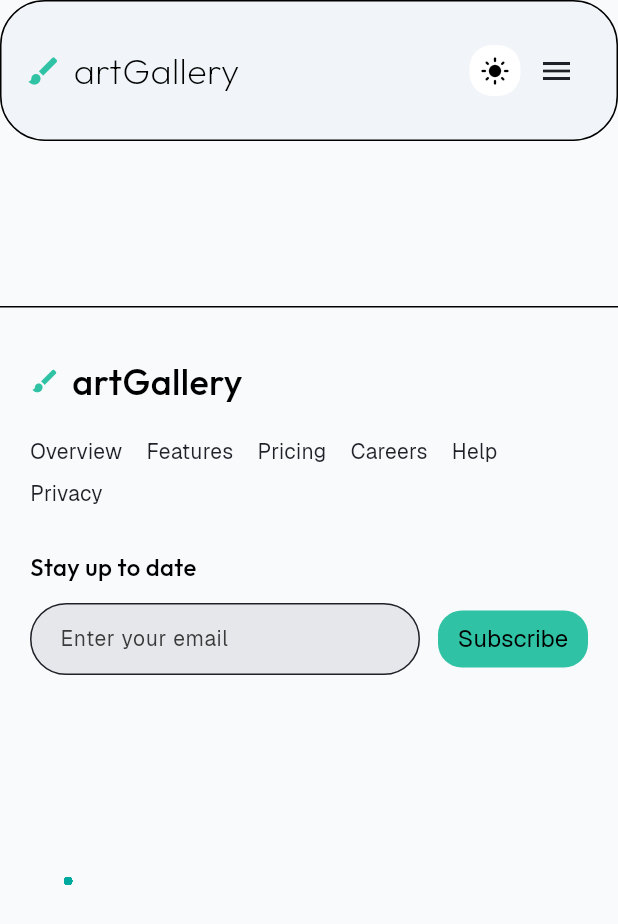
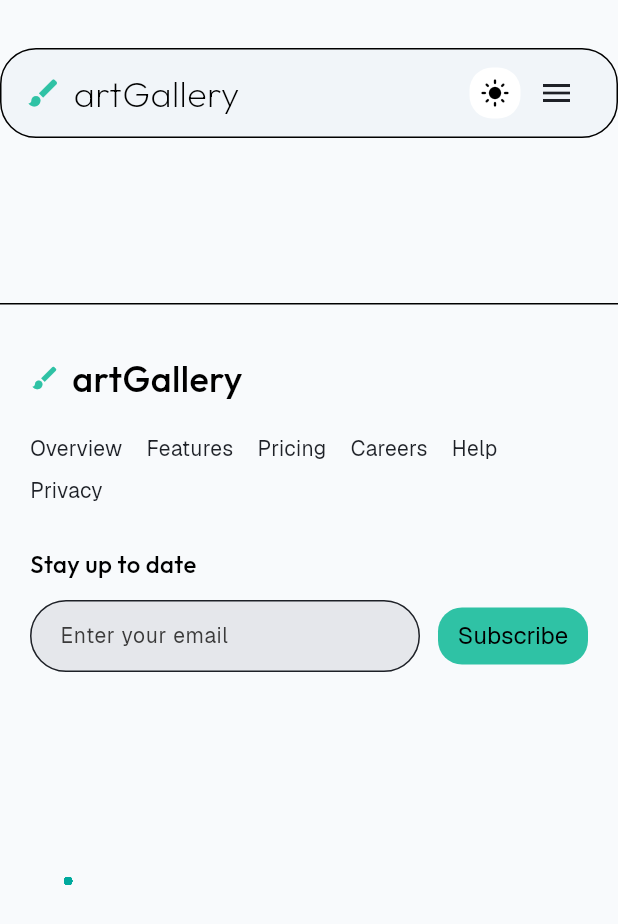
Before and after one commit to aswin402/artgallery_FlutterApp, a Flutter app: the AppShell screen opened directly with empty values, on a phone screen of 412 x 824 dp. Shown: the top 924 px of the screen. Run offline on Flutter 3.47's test engine with Material 3 defaults, Android fonts, the phone set to English and light mode, and no system bars; our stand-ins replace go_router, google_fonts, image_picker.

Commit message:
style: navbar style

```diff
--- a/lib/core/widgets/app_navbar.dart
+++ b/lib/core/widgets/app_navbar.dart
@@ -13,31 +13,29 @@ class AppTopNavbar extends StatelessWidget {
     return LayoutBuilder(
       builder: (context, constraints) {
         return Container(
-          height: 94,
+  height: 60,
   width: constraints.maxWidth,
+  margin: const EdgeInsets.only(top: 32),
   decoration: BoxDecoration(
     color: context.colors.navbar,
-            borderRadius: BorderRadius.circular(30),
+    borderRadius: BorderRadius.circular(24),
     border: Border.all(color: context.colors.border),
   ),
-          child: SafeArea(
   child: Padding(
-              padding: const EdgeInsets.symmetric(horizontal: 16, vertical: 12),
+    padding: const EdgeInsets.symmetric(horizontal: 16),
     child: Row(
+      crossAxisAlignment: CrossAxisAlignment.center, // 👈 important
       children: [
         /// LOGO
         Expanded(
           child: Row(
-                      mainAxisSize: MainAxisSize.min,
             children: [
               Icon(Icons.brush, color: context.colors.primary),
               const SizedBox(width: 8),
-                        Flexible(
-                          child: Text(
+              Text(
                 'artGallery',
                 style: AppText.h3(context),
                 overflow: TextOverflow.ellipsis,
-                          ),
               ),
             ],
           ),
@@ -56,22 +54,13 @@ class AppTopNavbar extends StatelessWidget {
                 color: context.colors.themeToggleButtonbg,
                 borderRadius: BorderRadius.circular(15),
               ),
-                        child: Material(
-                          color: Colors.transparent,
               child: InkWell(
                 borderRadius: BorderRadius.circular(15),
                 onTap: ThemeController.toggleTheme,
-                            child: Center(
-                              child: AnimatedSwitcher(
-                                duration: const Duration(milliseconds: 300),
                 child: Icon(
                   isDark ? Icons.dark_mode : Icons.light_mode,
-                                  key: ValueKey(isDark),
                   size: 20,
                   color: context.colors.themeToggleButton,
-                                ),
-                              ),
-                            ),
                 ),
               ),
             );
@@ -86,9 +75,9 @@ class AppTopNavbar extends StatelessWidget {
       ],
     ),
   ),
-          ),
 );
       },
     );
+
   }
 }
```
Also changed, not shown: lib/core/widgets/inventory_row.dart (+6 -5 lines), 18 other files. Lines whose indentation alone changed are shown as unchanged.
